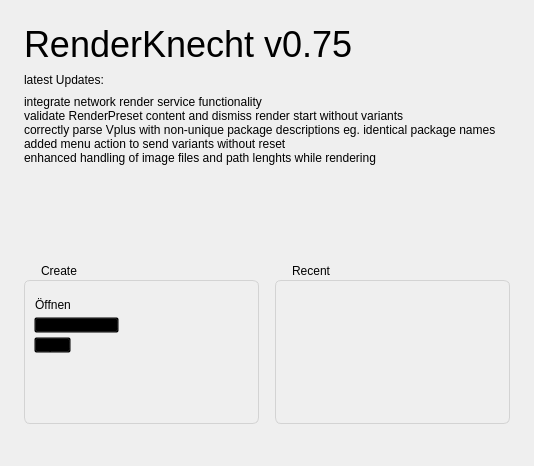
tappi287/RenderKnecht2, file ui/knecht_welcome.ui: the form before one commit.
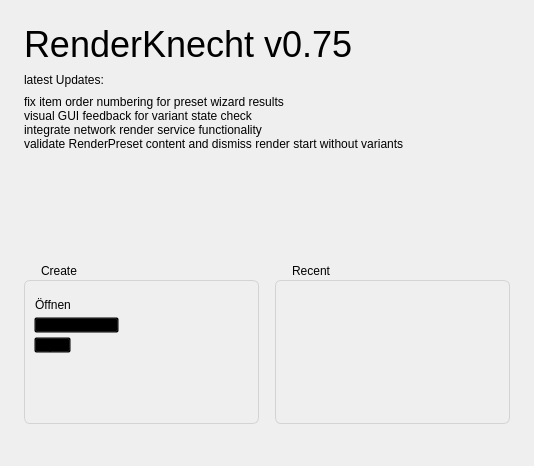
The form after the commit. Icons and pictures are not drawn.

Commit message: v0.985 fix preset wizard item order

```diff
--- a/ui/knecht_welcome.ui
+++ b/ui/knecht_welcome.ui
@@ -111,11 +111,10 @@
      <item>
       <widget class="QLabel" name="news">
        <property name="text">
-        <string>integrate network render service functionality&lt;br&gt;
-validate RenderPreset content and dismiss render start without variants&lt;br&gt;
-correctly parse Vplus with non-unique package descriptions eg. identical package names&lt;br&gt;
-added menu action to send variants without reset&lt;br&gt;
-enhanced handling of image files and path lenghts while rendering&lt;br&gt;</string>
+        <string>fix item order numbering for preset wizard results&lt;br&gt;
+visual GUI feedback for variant state check&lt;br&gt;
+integrate network render service functionality&lt;br&gt;
+validate RenderPreset content and dismiss render start without variants&lt;br&gt;</string>
        </property>
       </widget>
      </item>
```
The commit also changes 11 other files.
